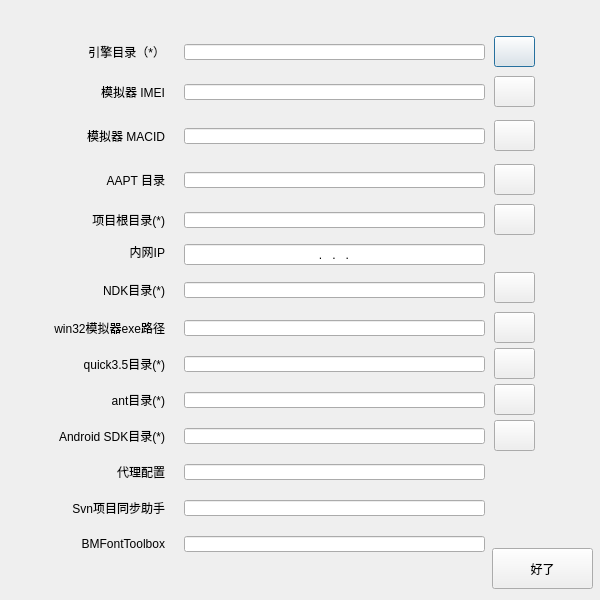
TQCasey/PackMaster, file ui/preference.ui: the form before one commit.
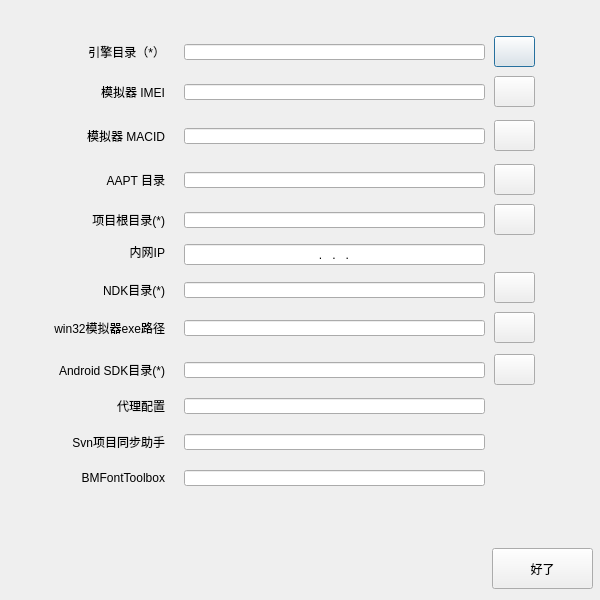
The form after the commit. Icons and pictures are not drawn.

Commit message: 去除 quick_dir 去除 ant_dir

Patch:
```diff
--- a/ui/preference.ui
+++ b/ui/preference.ui
@@ -440,121 +440,11 @@
     <bool>true</bool>
    </property>
   </widget>
-  <widget class="QLineEdit" name="lineEdit_quick_dir">
-   <property name="geometry">
-    <rect>
-     <x>184</x>
-     <y>356</y>
-     <width>301</width>
-     <height>16</height>
-    </rect>
-   </property>
-   <property name="readOnly">
-    <bool>true</bool>
-   </property>
-  </widget>
-  <widget class="QLabel" name="label_9">
-   <property name="geometry">
-    <rect>
-     <x>44</x>
-     <y>356</y>
-     <width>121</width>
-     <height>16</height>
-    </rect>
-   </property>
-   <property name="text">
-    <string>quick3.5目录(*)</string>
-   </property>
-   <property name="alignment">
-    <set>Qt::AlignRight|Qt::AlignTrailing|Qt::AlignVCenter</set>
-   </property>
-  </widget>
-  <widget class="QPushButton" name="btn_quick_dir">
-   <property name="geometry">
-    <rect>
-     <x>494</x>
-     <y>348</y>
-     <width>41</width>
-     <height>31</height>
-    </rect>
-   </property>
-   <property name="autoFillBackground">
-    <bool>false</bool>
-   </property>
-   <property name="text">
-    <string/>
-   </property>
-   <property name="icon">
-    <iconset>
-     <normaloff>folder.ico</normaloff>folder.ico</iconset>
-   </property>
-   <property name="checkable">
-    <bool>false</bool>
-   </property>
-   <property name="flat">
-    <bool>false</bool>
-   </property>
-  </widget>
-  <widget class="QLineEdit" name="lineEdit_ant_dir">
-   <property name="geometry">
-    <rect>
-     <x>184</x>
-     <y>392</y>
-     <width>301</width>
-     <height>16</height>
-    </rect>
-   </property>
-   <property name="readOnly">
-    <bool>true</bool>
-   </property>
-  </widget>
-  <widget class="QPushButton" name="btn_ant_dir">
-   <property name="geometry">
-    <rect>
-     <x>494</x>
-     <y>384</y>
-     <width>41</width>
-     <height>31</height>
-    </rect>
-   </property>
-   <property name="autoFillBackground">
-    <bool>false</bool>
-   </property>
-   <property name="text">
-    <string/>
-   </property>
-   <property name="icon">
-    <iconset>
-     <normaloff>folder.ico</normaloff>folder.ico</iconset>
-   </property>
-   <property name="checkable">
-    <bool>false</bool>
-   </property>
-   <property name="flat">
-    <bool>false</bool>
-   </property>
-  </widget>
-  <widget class="QLabel" name="label_10">
-   <property name="geometry">
-    <rect>
-     <x>64</x>
-     <y>392</y>
-     <width>101</width>
-     <height>16</height>
-    </rect>
-   </property>
-   <property name="text">
-    <string>ant目录(*)</string>
-   </property>
-   <property name="alignment">
-    <set>Qt::AlignRight|Qt::AlignTrailing|Qt::AlignVCenter</set>
-   </property>
-  </widget>
   <widget class="QPushButton" name="btn_sdk_dir">
    <property name="geometry">
     <rect>
      <x>494</x>
-     <y>420</y>
+     <y>354</y>
      <width>41</width>
      <height>31</height>
     </rect>
@@ -580,7 +470,7 @@
    <property name="geometry">
     <rect>
      <x>20</x>
-     <y>428</y>
+     <y>362</y>
      <width>145</width>
      <height>16</height>
     </rect>
@@ -596,7 +486,7 @@
    <property name="geometry">
     <rect>
      <x>184</x>
-     <y>428</y>
+     <y>362</y>
      <width>301</width>
      <height>16</height>
     </rect>
@@ -609,7 +499,7 @@
    <property name="geometry">
     <rect>
      <x>20</x>
-     <y>464</y>
+     <y>398</y>
      <width>145</width>
      <height>16</height>
     </rect>
@@ -625,7 +515,7 @@
    <property name="geometry">
     <rect>
      <x>184</x>
-     <y>464</y>
+     <y>398</y>
      <width>301</width>
      <height>16</height>
     </rect>
@@ -638,7 +528,7 @@
    <property name="geometry">
     <rect>
      <x>20</x>
-     <y>500</y>
+     <y>434</y>
      <width>145</width>
      <height>16</height>
     </rect>
@@ -654,7 +544,7 @@
    <property name="geometry">
     <rect>
      <x>184</x>
-     <y>500</y>
+     <y>434</y>
      <width>301</width>
      <height>16</height>
     </rect>
@@ -667,7 +557,7 @@
    <property name="geometry">
     <rect>
      <x>20</x>
-     <y>536</y>
+     <y>470</y>
      <width>145</width>
      <height>16</height>
     </rect>
@@ -683,7 +573,7 @@
    <property name="geometry">
     <rect>
      <x>184</x>
-     <y>536</y>
+     <y>470</y>
      <width>301</width>
      <height>16</height>
     </rect>
```
The commit also changes 2 other files.
